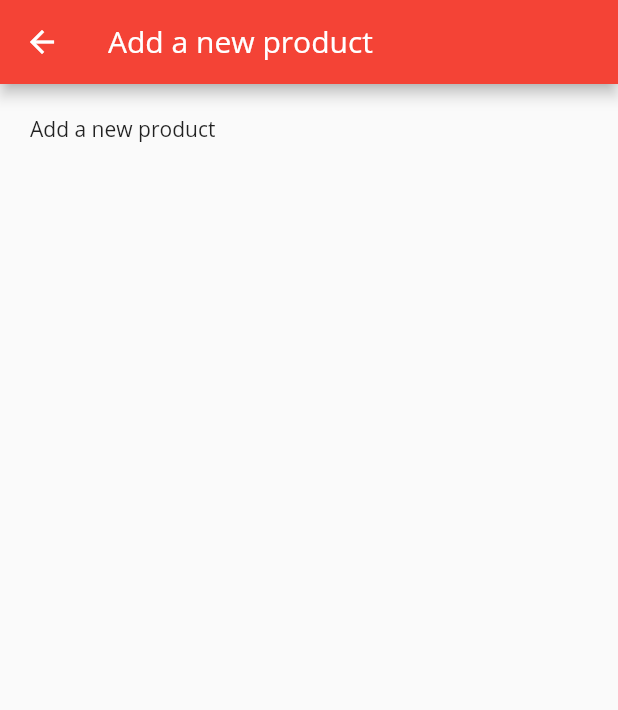
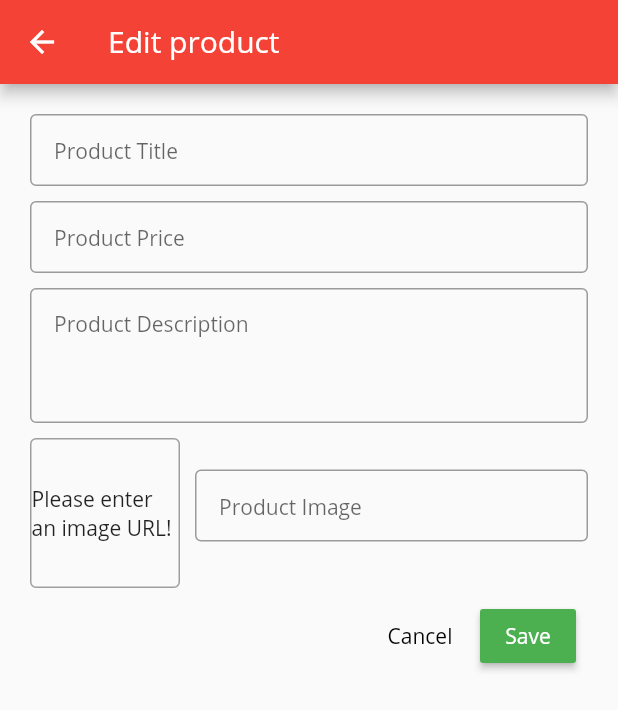
Before and after one commit to boushib/shoppo, a Flutter app: the DashboardProductsScreen screen opened by its route, after a tap on the "add" icon, on a phone screen of 412 x 824 dp. Shown: the top 710 px of the screen. Run offline on Flutter 3.47's test engine with Material 2 defaults, Android fonts, the phone set to English and light mode, and no system bars; network calls fail.

Commit message:
Create add product screen

```diff
--- a/lib/main.dart
+++ b/lib/main.dart
@@ -5,6 +5,7 @@ import 'package:shop/models/products.dart';
 import 'package:shop/screens/add_product_screen.dart';
 import 'package:shop/screens/cart_screen.dart';
 import 'package:shop/screens/dashboard_products.dart';
+import 'package:shop/screens/edit_product_screen.dart';
 import 'package:shop/screens/orders_screen.dart';
 import 'package:shop/screens/product_details_screen.dart';
 import 'package:shop/screens/products_overview_screen.dart';
@@ -45,6 +46,7 @@ class App extends StatelessWidget {
           OrdersScreen.route: (_) => OrdersScreen(),
           DashboardProductsScreen.route: (_) => DashboardProductsScreen(),
           AddProductScreen.route: (_) => AddProductScreen(),
+          EditProductScreen.route: (_) => EditProductScreen(),
         },
       ),
     );
--- a/lib/models/products.dart
+++ b/lib/models/products.dart
@@ -48,7 +48,8 @@ class ProductsProvider with ChangeNotifier {
   }
 
   void addProduct(product) {
-    _products.add(product);
+    // _products.add(product);
+    _products.insert(0, product);
     notifyListeners();
   }
 
--- a/lib/screens/dashboard_products.dart
+++ b/lib/screens/dashboard_products.dart
@@ -1,7 +1,7 @@
 import 'package:flutter/material.dart';
 import 'package:provider/provider.dart';
 import 'package:shop/models/products.dart';
-import 'package:shop/screens/add_product_screen.dart';
+import 'package:shop/screens/edit_product_screen.dart';
 import 'package:shop/widgets/dashboard_product_item.dart';
 
 class DashboardProductsScreen extends StatelessWidget {
@@ -17,7 +17,8 @@ class DashboardProductsScreen extends StatelessWidget {
           IconButton(
             icon: const Icon(Icons.add),
             onPressed: () {
-              Navigator.pushNamed(context, AddProductScreen.route);
+              // Navigator.pushNamed(context, AddProductScreen.route);
+              Navigator.pushNamed(context, EditProductScreen.route);
             },
           ),
         ],
--- /dev/null
+++ b/lib/screens/edit_product_screen.dart
@@ -0,0 +1,238 @@
+import 'package:flutter/material.dart';
+import 'package:shop/models/product.dart';
+import 'package:provider/provider.dart';
+import 'package:shop/models/products.dart';
+
+class EditProductScreen extends StatefulWidget {
+  static const route = 'edit-product';
+
+  @override
+  _EditProductScreenState createState() => _EditProductScreenState();
+}
+
+class _EditProductScreenState extends State<EditProductScreen> {
+  final _priceFocusNode = FocusNode();
+  final _descriptionFocusNode = FocusNode();
+  final _productImageController = TextEditingController();
+  final _form = GlobalKey<FormState>();
+
+  Product _product = Product(
+    id: DateTime.now().toString(),
+    title: '',
+    description: '',
+    price: 0,
+    imageUrl: '',
+  );
+
+  @override
+  void dispose() {
+    _priceFocusNode.dispose();
+    _descriptionFocusNode.dispose();
+    _productImageController.dispose();
+    super.dispose();
+  }
+
+  void submitForm() {
+    final isValid = _form.currentState.validate();
+    if (isValid) {
+      _form.currentState.save();
+      Provider.of<ProductsProvider>(context, listen: false)
+          .addProduct(_product);
+      Navigator.of(context).pop();
+    }
+  }
+
+  @override
+  Widget build(BuildContext context) {
+    return Scaffold(
+      appBar: AppBar(
+        title: Text('Edit product'),
+      ),
+      body: Form(
+        key: _form,
+        child: Padding(
+          padding: EdgeInsets.all(20.0),
+          child: SingleChildScrollView(
+            child: Column(
+              children: [
+                TextFormField(
+                  decoration: const InputDecoration(
+                    hintText: 'Product Title',
+                    hintStyle: TextStyle(
+                      fontSize: 14.0,
+                    ),
+                    border: OutlineInputBorder(),
+                    contentPadding: EdgeInsets.symmetric(horizontal: 16.0),
+                  ),
+                  textInputAction: TextInputAction.next,
+                  onFieldSubmitted: (_) {
+                    FocusScope.of(context).requestFocus(_priceFocusNode);
+                  },
+                  onSaved: (value) {
+                    _product = Product(
+                      id: _product.id,
+                      title: value,
+                      description: _product.description,
+                      price: _product.price,
+                      imageUrl: _product.imageUrl,
+                    );
+                  },
+                  validator: (value) {
+                    if (value.isEmpty) return 'Title field is required';
+                    return null;
+                  },
+                ),
+                SizedBox(
+                  height: 10.0,
+                ),
+                TextFormField(
+                  decoration: const InputDecoration(
+                    hintText: 'Product Price',
+                    hintStyle: TextStyle(
+                      fontSize: 14.0,
+                    ),
+                    border: OutlineInputBorder(),
+                    contentPadding: EdgeInsets.symmetric(horizontal: 16.0),
+                  ),
+                  textInputAction: TextInputAction.next,
+                  keyboardType: TextInputType.number,
+                  focusNode: _priceFocusNode,
+                  onFieldSubmitted: (_) {
+                    FocusScope.of(context).requestFocus(_descriptionFocusNode);
+                  },
+                  onSaved: (value) {
+                    _product = Product(
+                      id: _product.id,
+                      title: _product.title,
+                      description: _product.description,
+                      price: double.parse(value),
+                      imageUrl: _product.imageUrl,
+                    );
+                  },
+                  validator: (value) {
+                    if (value.isEmpty) {
+                      return 'Price field is required';
+                    }
+                    if (double.tryParse(value) == null) {
+                      return 'Please provide a valid price';
+                    }
+                    if (double.parse(value) <= 0) {
+                      return 'Price should be a positive number';
+                    }
+                    return null;
+                  },
+                ),
+                SizedBox(
+                  height: 10.0,
+                ),
+                TextFormField(
+                  maxLines: 3,
+                  decoration: const InputDecoration(
+                    hintText: 'Product Description',
+                    hintStyle: TextStyle(
+                      fontSize: 14.0,
+                    ),
+                    border: OutlineInputBorder(),
+                    contentPadding:
+                        EdgeInsets.symmetric(vertical: 12.0, horizontal: 16.0),
+                  ),
+                  // textInputAction: TextInputAction.next,
+                  keyboardType: TextInputType.multiline,
+                  focusNode: _descriptionFocusNode,
+                  onSaved: (value) {
+                    _product = Product(
+                      id: _product.id,
+                      title: _product.title,
+                      description: value,
+                      price: _product.price,
+                      imageUrl: _product.imageUrl,
+                    );
+                  },
+                  validator: (value) {
+                    if (value.isEmpty) return 'Description field is required';
+                    return null;
+                  },
+                ),
+                Row(
+                  children: [
+                    Container(
+                      height: 100.0,
+                      width: 100.0,
+                      margin: EdgeInsets.only(top: 10.0, right: 10.0),
+                      // padding: EdgeInsets.all(12.0),
+                      decoration: BoxDecoration(
+                        border: Border.all(
+                          width: 1.0,
+                          color: Colors.grey,
+                        ),
+                        borderRadius: BorderRadius.all(Radius.circular(4.0)),
+                      ),
+                      child: _productImageController.text.isEmpty
+                          ? Center(
+                              child: Text(
+                                'Please enter an image URL!',
+                              ),
+                            )
+                          : Image.network(
+                              _productImageController.text,
+                              fit: BoxFit.cover,
+                            ),
+                    ),
+                    Expanded(
+                      child: TextFormField(
+                        decoration: const InputDecoration(
+                          hintText: 'Product Image',
+                          hintStyle: TextStyle(
+                            fontSize: 14.0,
+                          ),
+                          border: OutlineInputBorder(),
+                          contentPadding:
+                              EdgeInsets.symmetric(horizontal: 16.0),
+                        ),
+                        keyboardType: TextInputType.url,
+                        textInputAction: TextInputAction.done,
+                        controller: _productImageController,
+                        onFieldSubmitted: (_) => submitForm(),
+                        onSaved: (value) {
+                          _product = Product(
+                            id: _product.id,
+                            title: _product.title,
+                            description: _product.description,
+                            price: _product.price,
+                            imageUrl: value,
+                          );
+                        },
+                        validator: (value) {
+                          if (value.isEmpty)
+                            return 'Description field is required';
+                          // if (!value.endsWith('.png') &&
+                          //     !value.endsWith('.jpg')) {
+                          //   return 'Please provide a valid image url';
+                          // }
+                          return null;
+                        },
+                      ),
+                    )
+                  ],
+                ),
+                ButtonBar(
+                  children: [
+                    FlatButton(
+                      child: Text('Cancel'),
+                      onPressed: () {},
+                    ),
+                    RaisedButton(
+                      color: Colors.green,
+                      child: Text('Save'),
+                      onPressed: () => submitForm(),
+                    ),
+                  ],
+                )
+              ],
+            ),
+          ),
+        ),
+      ),
+    );
+  }
+}
--- a/lib/widgets/dashboard_product_item.dart
+++ b/lib/widgets/dashboard_product_item.dart
@@ -1,4 +1,5 @@
 import 'package:flutter/material.dart';
+import 'package:shop/screens/edit_product_screen.dart';
 
 class DashboardProductItem extends StatelessWidget {
   final String title;
@@ -27,12 +28,21 @@ class DashboardProductItem extends StatelessWidget {
           ),
           Row(
             children: [
+              SizedBox(
+                width: 70.0,
+              ),
               IconButton(
-                  icon: Icon(Icons.edit), color: Colors.blue, onPressed: () {}),
+                icon: Icon(Icons.edit),
+                color: Colors.blue,
+                onPressed: () {
+                  Navigator.pushNamed(context, EditProductScreen.route);
+                },
+              ),
               IconButton(
-                  icon: Icon(Icons.delete),
-                  color: Colors.red,
-                  onPressed: () {}),
+                icon: Icon(Icons.delete),
+                color: Colors.red,
+                onPressed: () {},
+              ),
             ],
           )
         ],
```
